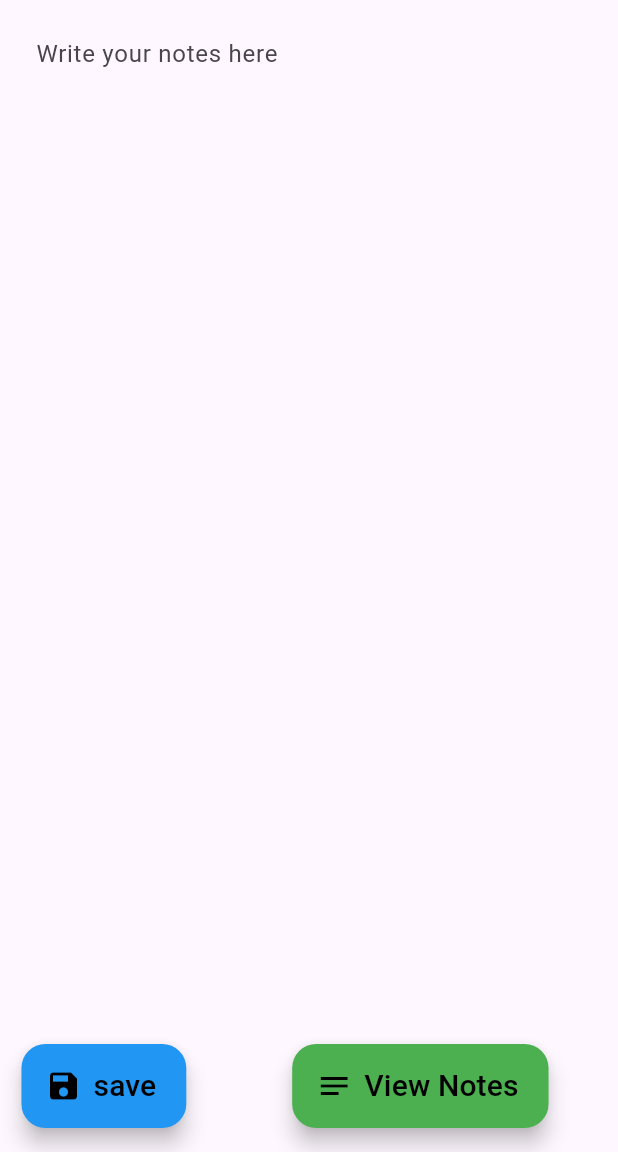
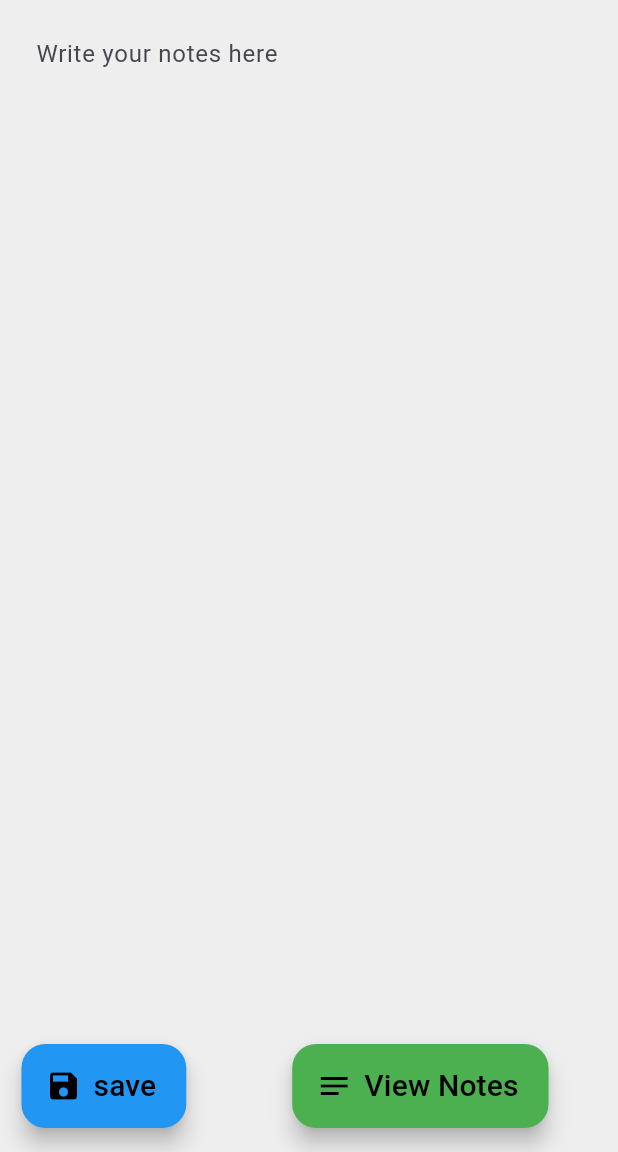
Before and after one commit to Majok-Bol/note_flow, a Flutter app: the screen it shows after launch, on a phone screen of 412 x 824 dp, the part 84-1236 px from its top. Run offline on Flutter 3.47's test engine with Material 3 defaults, Android fonts, the phone set to English and light mode, and no system bars.

Commit message:
changed background color of viewnotes page

```diff
--- a/lib/pages/home_page.dart
+++ b/lib/pages/home_page.dart
@@ -52,6 +52,7 @@ class HomePageState extends State<HomePage>{
     return MaterialApp(
       debugShowCheckedModeBanner: false,
       home: Scaffold(
+        backgroundColor: Colors.grey.shade200,
         body: Container(
       padding: EdgeInsets.all(12),
       child: Column(
--- a/lib/pages/notes_list_page.dart
+++ b/lib/pages/notes_list_page.dart
@@ -60,6 +60,7 @@ void showDeleteDialog(int index){
   @override
   Widget build(BuildContext context){
     return Scaffold(
+      backgroundColor: Colors.grey.shade200,
       appBar: AppBar(title: Text('Saved Notes'),centerTitle: true,backgroundColor: Colors.grey.shade400,),
       body: ListView.builder(
         itemCount: widget.notes.length,
@@ -82,7 +83,7 @@ void showDeleteDialog(int index){
                       child:Text('edit')),
                   PopupMenuItem(
                     value: 'delete',
-                      child:Text('delete')),
+                          child: Text('delete')),
                 ]),
 
 
```
